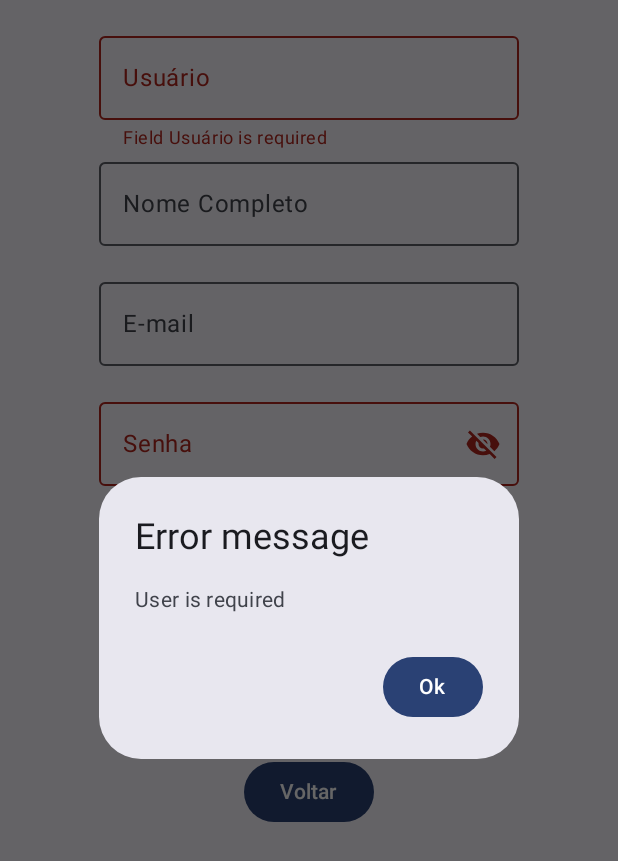
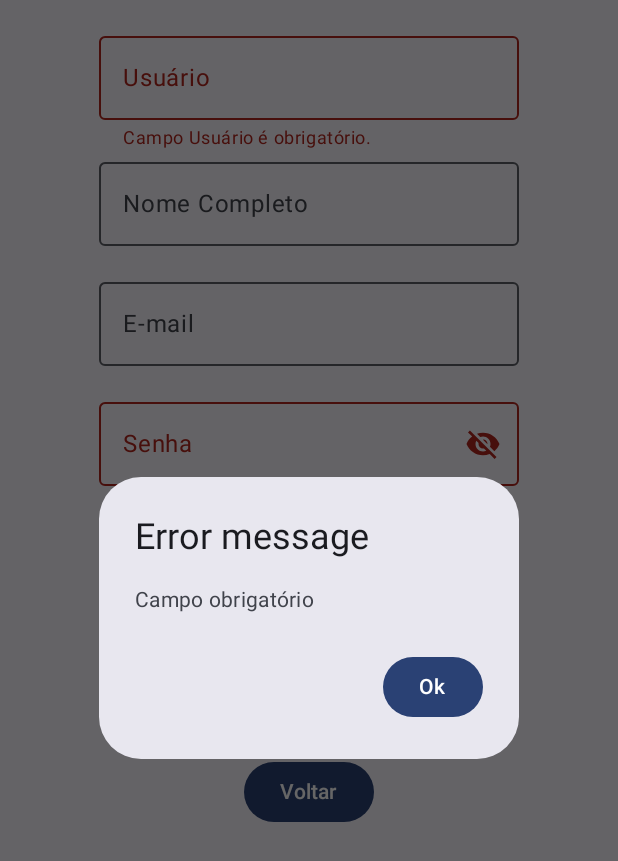
Before and after one commit to gustavohschwartz/ViagemApp, an Android app built with Jetpack Compose: the RegisterScreen screen opened through its navigation route, after a tap on "Cadastrar Usuário", on a phone screen of 412 x 824 dp. Shown: the top 861 px of the screen. Run offline under Robolectric (Android 15) with nearby library versions, the light colour scheme and no system bars.

Commit message:
ajustes / alterando para PT-BR

```diff
--- a/app/src/main/java/com/example/viagemapp/components/TextField.kt
+++ b/app/src/main/java/com/example/viagemapp/components/TextField.kt
@@ -41,7 +41,7 @@ fun TextField(
         isError = isTouched.value && value.isBlank(),
         supportingText = {
             if (isTouched.value && value.isBlank()) {
-                Text(text = "Field ${label} is required")
+                Text(text = "Campo ${label} é obrigatório.")
             }
         }
     )
--- a/app/src/main/java/com/example/viagemapp/screens/LoginScreen.kt
+++ b/app/src/main/java/com/example/viagemapp/screens/LoginScreen.kt
@@ -43,7 +43,7 @@ fun LoginScreen(navController: NavController) {
         OutlinedTextField(
             value = username,
             onValueChange = { username = it },
-            label = { Text("Nome de Usuário") },
+            label = { Text("Usuário") },
             modifier = Modifier.fillMaxWidth(),
             keyboardOptions = KeyboardOptions.Default.copy(
                 keyboardType = KeyboardType.Text
--- a/app/src/main/java/com/example/viagemapp/screens/RegisterUserViewModel.kt
+++ b/app/src/main/java/com/example/viagemapp/screens/RegisterUserViewModel.kt
@@ -15,27 +15,27 @@ data class RegisterUser(
 ) {
     fun validatePassord(): String {
         if (password.isBlank()) {
-            return "Password is required"
+            return "Campo senha é obrigatório."
         }
         return ""
     }
 
     fun validateConfirmPassword(): String {
         if (confirmPassword != password) {
-            return "The confirm password is different"
+            return "As senhas não conferem."
         }
         return ""
     }
 
     fun validateAllField() {
         if (user.isBlank()) {
-            throw Exception("User is required")
+            throw Exception("Campo obrigatório")
         }
         if (name.isBlank()){
-            throw Exception ("Name is required")
+            throw Exception ("Campo obrigatório")
         }
         if (email.isBlank()) {
-            throw Exception("Email is required")
+            throw Exception("Campo obrigatório")
         }
         if (validatePassord().isNotBlank()) {
             throw Exception(validatePassord())
```
